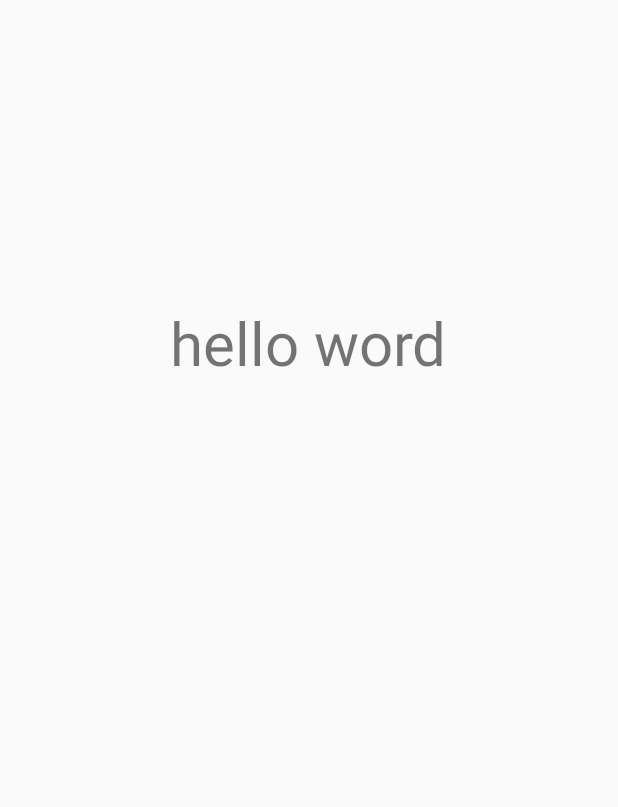
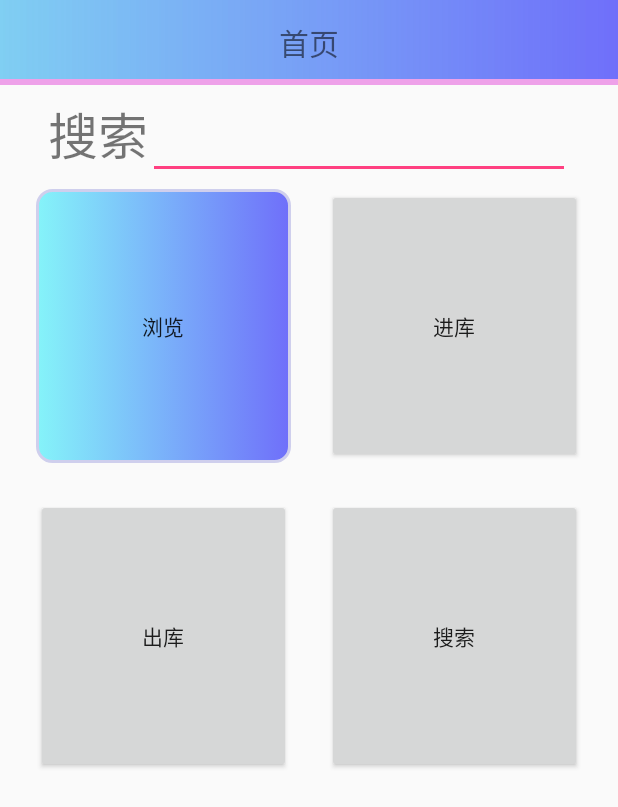
Before and after one commit to StephanyZ/MyApplication, an Android app: the Homepage screen opened directly, with no data from a screen before it, on a phone screen of 412 x 824 dp. Shown: the top 807 px of the screen. Run offline under Robolectric (Android 15) with nearby library versions, the phone set to English and light mode, and no system bars.

Commit message:
按钮添加渐变颜色，圆角等附加属性

```diff
--- a/app/src/main/java/com/example/mac/myapplication/Homepage.java
+++ b/app/src/main/java/com/example/mac/myapplication/Homepage.java
@@ -1,17 +1,33 @@
 package com.example.mac.myapplication;
 
 import android.app.Activity;
+import android.content.Context;
 import android.support.v7.app.AppCompatActivity;
 import android.os.Bundle;
+import android.util.DisplayMetrics;
+import android.view.View;
 import android.view.Window;
 import android.view.WindowManager;
+import android.widget.Button;
 
-public class Homepage extends Activity {
+import static java.security.AccessController.getContext;
 
+public class Homepage extends Activity implements View.OnClickListener{
+    Button lookbtn,addbtn,outbtn,searchbtn;
     @Override
     protected void onCreate(Bundle savedInstanceState) {
         super.onCreate(savedInstanceState);
         requestWindowFeature(Window.FEATURE_NO_TITLE);
         setContentView(R.layout.activity_homepage);
+        lookbtn=(Button)findViewById(R.id.lookbutton);
+        addbtn=(Button)findViewById(R.id.addbutton);
+        outbtn=(Button) findViewById(R.id.outbutton);
+        searchbtn=(Button)findViewById(R.id.searchbutton);
+    }
+
+
+    @Override
+    public void onClick(View v) {
+
     }
 }
--- /dev/null
+++ b/app/src/main/res/drawable/btn_bg_normal.xml
@@ -0,0 +1,20 @@
+<?xml version="1.0" encoding="utf-8"?>
+<shape xmlns:android="http://schemas.android.com/apk/res/android">
+    <!-- 矩形的圆角弧度 -->
+    <corners android:radius="10dp" />
+    <!-- 矩形的填充色 -->
+    <solid android:color="#ffffff" />
+
+    <!-- 矩形的边框的宽度,每段虚线的长度，和两段虚线之间的颜色和颜色 -->
+    <stroke
+        android:width="2dp"
+        android:color="#cfcfed" />
+    <gradient
+        android:angle="0"
+        android:centerX="0"
+        android:centerY="0"
+        android:startColor="#9430eff9"
+        android:endColor="#6f6ffa"
+        android:type="linear"
+    />
+</shape>
--- /dev/null
+++ b/app/src/main/res/drawable/btn_bg_pressed.xml
@@ -0,0 +1,11 @@
+<?xml version="1.0" encoding="utf-8"?>
+<shape xmlns:android="http://schemas.android.com/apk/res/android">
+    <!-- 矩形的圆角弧度 -->
+    <corners android:radius="10dp" />
+    <!-- 矩形的填充色 -->
+    <solid android:color="#3F51B5" />
+    <!-- 矩形的边框的宽度,每段虚线的长度，和两段虚线之间的颜色和颜色 -->
+    <stroke
+        android:width="1dp"
+        android:color="#4eb621" />
+</shape>
--- /dev/null
+++ b/app/src/main/res/drawable/btn_selector.xml
@@ -0,0 +1,7 @@
+<?xml version="1.0" encoding="utf-8"?>
+<selector xmlns:android="http://schemas.android.com/apk/res/android">
+    <!-- Button正常状态下的背景 -->
+    <item android:drawable="@drawable/btn_bg_normal" android:state_pressed="false"/>
+    <!-- Button按下时的背景 -->
+    <item android:drawable="@drawable/btn_bg_pressed" android:state_pressed="true"/>
+</selector>
--- /dev/null
+++ b/app/src/main/res/drawable/headline.xml
@@ -0,0 +1,24 @@
+<?xml version="1.0" encoding="utf-8"?>
+<layer-list xmlns:android="http://schemas.android.com/apk/res/android">
+
+    <!--上面的为背景的底层-->
+    <item>
+        <shape android:shape="rectangle">
+            <solid android:color="#eded9ae8" />
+        </shape>
+    </item>
+
+    <!--背景上面的图层 让底部的背景露出来4dp的高度-->
+    <item android:bottom="4dp">
+        <shape xmlns:android="http://schemas.android.com/apk/res/android">
+            <gradient
+                android:angle="0"
+                android:centerX="0"
+                android:centerY="0"
+                android:startColor="#9430eff9"
+                android:endColor="#6f6ffa"
+                android:type="linear"
+                />
+        </shape>
+    </item>
+</layer-list>
--- a/app/src/main/res/layout/activity_homepage.xml
+++ b/app/src/main/res/layout/activity_homepage.xml
@@ -1,19 +1,111 @@
 <?xml version="1.0" encoding="utf-8"?>
-<RelativeLayout xmlns:android="http://schemas.android.com/apk/res/android"
+<LinearLayout xmlns:android="http://schemas.android.com/apk/res/android"
     xmlns:tools="http://schemas.android.com/tools"
     android:layout_width="match_parent"
     android:layout_height="match_parent"
-    tools:context="com.example.mac.myapplication.Homepage">
+    tools:context="com.example.mac.myapplication.Homepage"
+    android:orientation="vertical"
+    android:layout_weight="1">
+    <TextView
+        android:layout_width="match_parent"
+        android:layout_height="wrap_content"
+        android:background="@drawable/headline"
+        android:layout_weight="1"
+        android:text="首页"
+        android:gravity="center"
+        android:textSize="20dp"
+        >
+    </TextView>
+    <LinearLayout
+        android:layout_width="match_parent"
+        android:layout_height="wrap_content"
+        android:orientation="horizontal"
+        android:layout_marginTop="@dimen/height_2_80"
+        android:layout_marginRight="@dimen/height_8_80"
+        android:layout_marginLeft="@dimen/height_8_80"
+        >
+        <TextView
+            android:layout_width="wrap_content"
+            android:layout_height="wrap_content"
+            android:layout_weight="0"
+            android:textSize="50px"
+            android:text="搜索"
+            >
 
-    <TextView
-        android:layout_width="wrap_content"
+        </TextView>
+        <EditText
+            android:layout_height="wrap_content"
+            android:layout_width="wrap_content"
+            android:layout_weight="1"
+            >
+    </EditText>
+    </LinearLayout>
+
+    <LinearLayout
+        android:layout_width="match_parent"
         android:layout_height="wrap_content"
-        android:text="hello word"
-        android:textSize="40dp"
-        tools:layout_editor_absoluteY="136dp"
-        tools:layout_editor_absoluteX="129dp"
-        android:layout_alignParentTop="true"
-        android:layout_centerHorizontal="true"
-        android:layout_marginTop="201dp" />
+        android:layout_gravity="center"
+        android:orientation="vertical"
+        android:layout_weight="10"
 
-</RelativeLayout>
+        android:layout_marginLeft="@dimen/height_3_80"
+        android:layout_marginRight="@dimen/height_3_80">
+        <LinearLayout
+            android:layout_width="match_parent"
+            android:layout_height="wrap_content"
+            android:layout_weight="1"
+            android:orientation="horizontal"
+            >
+            <Button
+                android:id="@+id/lookbutton"
+                android:layout_height="match_parent"
+                android:layout_width="wrap_content"
+                android:layout_weight="1"
+                android:text="浏览"
+                android:layout_margin="@dimen/height_3_80"
+                android:background="@drawable/btn_selector">
+            </Button>
+            <Button
+                android:id="@+id/addbutton"
+                android:layout_height="match_parent"
+                android:layout_width="wrap_content"
+                android:layout_weight="1"
+                android:text="进库"
+                android:layout_margin="@dimen/height_3_80">
+            </Button>
+        </LinearLayout>
+        <LinearLayout
+            android:layout_width="match_parent"
+            android:layout_height="wrap_content"
+            android:layout_gravity="center"
+            android:layout_weight="1"
+            android:orientation="horizontal">
+            <Button
+                android:id="@+id/outbutton"
+                android:layout_height="match_parent"
+                android:layout_width="wrap_content"
+                android:layout_weight="1"
+                android:text="出库"
+                android:layout_margin="@dimen/height_3_80">
+            </Button>
+            <Button
+                android:id="@+id/searchbutton"
+                android:layout_height="match_parent"
+                android:layout_width="wrap_content"
+                android:layout_weight="1"
+                android:text="搜索"
+                android:layout_margin="@dimen/height_3_80">
+            </Button>
+        </LinearLayout>
+
+    </LinearLayout>
+    <LinearLayout
+        android:layout_width="match_parent"
+        android:layout_height="wrap_content"
+        android:layout_weight="11"
+        >
+
+    </LinearLayout>
+
+
+</LinearLayout>
--- a/app/src/main/res/layout/activity_main.xml
+++ b/app/src/main/res/layout/activity_main.xml
@@ -3,10 +3,10 @@
     xmlns:tools="http://schemas.android.com/tools"
     android:layout_width="match_parent"
     android:layout_height="match_parent"
-    android:paddingLeft="@dimen/activity_horizontal_margin"
-    android:paddingRight="@dimen/activity_horizontal_margin"
-    android:paddingTop="@dimen/activity_vertical_margin"
-    android:paddingBottom="@dimen/activity_vertical_margin"
+    android:paddingLeft="@dimen/horizontal_space"
+    android:paddingRight="@dimen/horizontal_space"
+    android:paddingTop="@dimen/vertical_space"
+    android:paddingBottom="@dimen/vertical_space"
     tools:context="com.example.mac.myapplication.MainActivity">
     <GridLayout
         android:id="@+id/login"
--- a/app/src/main/res/values/colors.xml
+++ b/app/src/main/res/values/colors.xml
@@ -3,4 +3,10 @@
     <color name="colorPrimary">#3F51B5</color>
     <color name="colorPrimaryDark">#303F9F</color>
     <color name="colorAccent">#FF4081</color>
+    <color name="bbutton_danger_pressed">#ffd2322d</color>
+    <color name="bbutton_danger_edge">#ffd43f3a</color>
+    <color name="bbutton_danger_disabled">#a5d9534f</color>
+    <color name="bbutton_danger_disabled_edge">#a5d43f3a</color>
+    <color name="bbutton_danger">#ffd9534f</color>
+    <color name="text_font_white">#FFFFFF</color>
 </resources>
--- a/app/src/main/res/values/dimen.xml
+++ b/app/src/main/res/values/dimen.xml
@@ -2,6 +2,6 @@
 <resources>
     <dimen name="btn_width">100dp</dimen>
     <dimen name="btn_height">50dp</dimen>
-    <dimen name="activity_horizontal_margin">40dp</dimen>
-    <dimen name="activity_vertical_margin">40dp</dimen>
+    <dimen name="horizontal_space">40dp</dimen>
+    <dimen name="vertical_space">40dp</dimen>
 </resources>
--- /dev/null
+++ b/app/src/main/res/values/dimens_height.xml
@@ -0,0 +1,43 @@
+<?xml version="1.0" encoding="utf-8"?>
+<resources>
+<dimen name="height_1_80">6px</dimen><dimen name="height_2_80">12px</dimen>
+<dimen name="height_3_80">18px</dimen><dimen name="height_4_80">24px</dimen>
+<dimen name="height_5_80">30px</dimen><dimen name="height_6_80">36px</dimen>
+<dimen name="height_7_80">42px</dimen><dimen name="height_8_80">48px</dimen>
+<dimen name="height_9_80">54px</dimen><dimen name="height_10_80">60px</dimen>
+<dimen name="height_11_80">66px</dimen><dimen name="height_12_80">72px</dimen>
+<dimen name="height_13_80">78px</dimen><dimen name="height_14_80">84px</dimen>
+<dimen name="height_15_80">90px</dimen><dimen name="height_16_80">96px</dimen>
+<dimen name="height_17_80">102px</dimen><dimen name="height_18_80">108px</dimen>
+<dimen name="height_19_80">114px</dimen><dimen name="height_20_80">120px</dimen>
+<dimen name="height_21_80">126px</dimen><dimen name="height_22_80">132px</dimen>
+<dimen name="height_23_80">138px</dimen><dimen name="height_24_80">144px</dimen>
+<dimen name="height_25_80">150px</dimen><dimen name="height_26_80">156px</dimen>
+<dimen name="height_27_80">162px</dimen><dimen name="height_28_80">168px</dimen>
+<dimen name="height_29_80">174px</dimen><dimen name="height_30_80">180px</dimen>
+<dimen name="height_31_80">186px</dimen><dimen name="height_32_80">192px</dimen>
+<dimen name="height_33_80">198px</dimen><dimen name="height_34_80">204px</dimen>
+<dimen name="height_35_80">210px</dimen><dimen name="height_36_80">216px</dimen>
+<dimen name="height_37_80">222px</dimen><dimen name="height_38_80">228px</dimen>
+<dimen name="height_39_80">234px</dimen><dimen name="height_40_80">240px</dimen>
+<dimen name="height_41_80">246px</dimen><dimen name="height_42_80">252px</dimen>
+<dimen name="height_43_80">258px</dimen><dimen name="height_44_80">264px</dimen>
+<dimen name="height_45_80">270px</dimen><dimen name="height_46_80">276px</dimen>
+<dimen name="height_47_80">282px</dimen><dimen name="height_48_80">288px</dimen>
+<dimen name="height_49_80">294px</dimen><dimen name="height_50_80">300px</dimen>
+<dimen name="height_51_80">306px</dimen><dimen name="height_52_80">312px</dimen>
+<dimen name="height_53_80">318px</dimen><dimen name="height_54_80">324px</dimen>
+<dimen name="height_55_80">330px</dimen><dimen name="height_56_80">336px</dimen>
+<dimen name="height_57_80">342px</dimen><dimen name="height_58_80">348px</dimen>
+<dimen name="height_59_80">354px</dimen><dimen name="height_60_80">360px</dimen>
+<dimen name="height_61_80">366px</dimen><dimen name="height_62_80">372px</dimen>
+<dimen name="height_63_80">378px</dimen><dimen name="height_64_80">384px</dimen>
+<dimen name="height_65_80">390px</dimen><dimen name="height_66_80">396px</dimen>
+<dimen name="height_67_80">402px</dimen><dimen name="height_68_80">408px</dimen>
+<dimen name="height_69_80">414px</dimen><dimen name="height_70_80">420px</dimen>
+<dimen name="height_71_80">426px</dimen><dimen name="height_72_80">432px</dimen>
+<dimen name="height_73_80">438px</dimen><dimen name="height_74_80">444px</dimen>
+<dimen name="height_75_80">450px</dimen><dimen name="height_76_80">456px</dimen>
+<dimen name="height_77_80">462px</dimen><dimen name="height_78_80">468px</dimen>
+<dimen name="height_79_80">474px</dimen><dimen name="height_80_80">480px</dimen>
+</resources>
--- a/app/src/main/res/values/styles.xml
+++ b/app/src/main/res/values/styles.xml
@@ -14,7 +14,6 @@
     </style>
 
     <style name="AppTheme.AppBarOverlay" parent="ThemeOverlay.AppCompat.Dark.ActionBar" />
-
     <style name="AppTheme.PopupOverlay" parent="ThemeOverlay.AppCompat.Light" />
 
 </resources>
```
